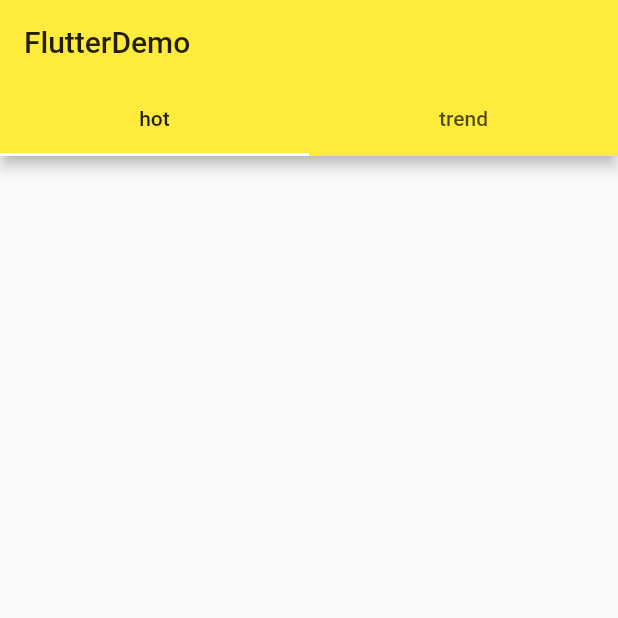
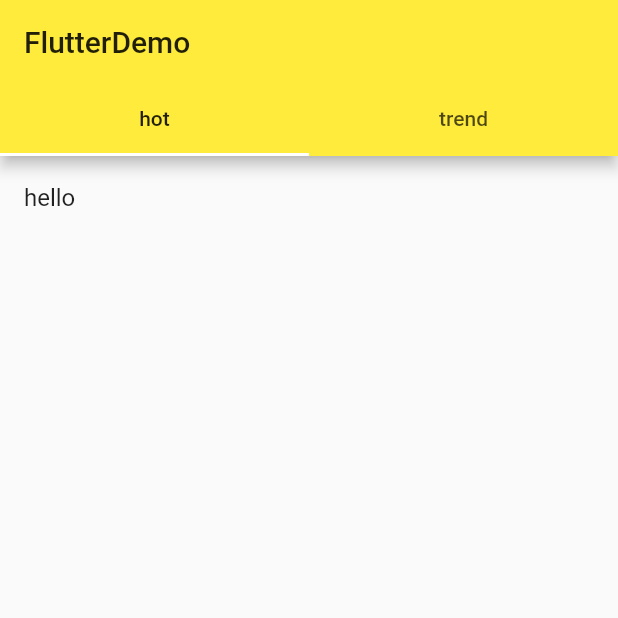
Before and after one commit to tanyq1986/flutter_playground, a Flutter app: the screen it shows after launch, on a phone screen of 412 x 824 dp, the top half of it. Run offline on Flutter 3.47's test engine with Material 2 defaults, Android fonts, the phone set to English and light mode, and no system bars.

Commit message:
add top tabs

```diff
--- a/lib/main.dart
+++ b/lib/main.dart
@@ -19,6 +19,24 @@ class MyApp extends StatelessWidget {
               ],
             ),
           ),
+          body: TabBarView(
+            children: <Widget>[
+              ListView(
+                children: <Widget>[
+                  ListTile(
+                    title: Text('hello'),
+                  )
+                ],
+              ),
+               ListView(
+                children: <Widget>[
+                  ListTile(
+                    title: Text('world'),
+                  )
+                ],
+              ),
+            ],
+          ),
         ),
       ),
         theme: ThemeData(primarySwatch: Colors.yellow),
```
